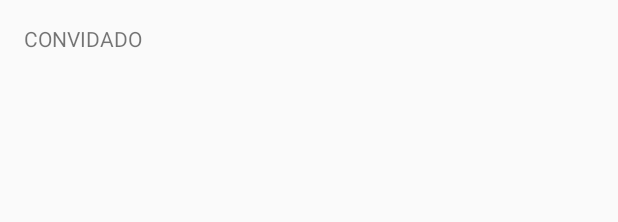
After one commit to AnselmoAlvesJunior/Convidados, an Android app: the layout row_guest.xml on its own in the app's theme, with its tools: preview values and no code run, on a phone screen of 412 x 824 dp. The commit adds this screen. Shown: the top 222 px of the screen. Run offline under Robolectric (Android 15) with nearby library versions, the phone set to English and light mode, and no system bars.

Commit message:
Listagem de usuarios com recyclerView

```diff
--- a/app/src/main/java/com/example/convidados/service/repository/GuestRepository.kt
+++ b/app/src/main/java/com/example/convidados/service/repository/GuestRepository.kt
@@ -157,7 +157,7 @@ class GuestRepository private constructor(context: Context){
             val db = mGuestDataBaseHelper.writableDatabase
             val insertValue = ContentValues()
             insertValue.put(DataBaseConstants.GUEST.COLUMNS.NAME, guest.name)
-            insertValue.put(DataBaseConstants.GUEST.COLUMNS.NAME, guest.presence)
+            insertValue.put(DataBaseConstants.GUEST.COLUMNS.PRESENCE, guest.presence)
 
             db.insert(DataBaseConstants.GUEST.TABLE_NAME, null, insertValue)
             true
@@ -172,7 +172,7 @@ class GuestRepository private constructor(context: Context){
             val db = mGuestDataBaseHelper.writableDatabase
             val insertValue = ContentValues()
             insertValue.put(DataBaseConstants.GUEST.COLUMNS.NAME, guest.name)
-            insertValue.put(DataBaseConstants.GUEST.COLUMNS.NAME, guest.presence)
+            insertValue.put(DataBaseConstants.GUEST.COLUMNS.PRESENCE, guest.presence)
 
             val selection=DataBaseConstants.GUEST.COLUMNS.ID + " = ?"
             val args= arrayOf(guest.id.toString())
--- a/app/src/main/java/com/example/convidados/view/AbsentFragment.kt
+++ b/app/src/main/java/com/example/convidados/view/AbsentFragment.kt
@@ -22,7 +22,7 @@ class AbsentFragment : Fragment() {
     ): View? {
         absentViewModel =
                 ViewModelProviders.of(this).get(AbsentViewModel::class.java)
-        val root = inflater.inflate(R.layout.fragment_slideshow, container, false)
+        val root = inflater.inflate(R.layout.fragment_absent, container, false)
         val textView: TextView = root.findViewById(R.id.text_slideshow)
         absentViewModel.text.observe(viewLifecycleOwner, Observer {
             textView.text = it
--- a/app/src/main/java/com/example/convidados/view/PresentFragment.kt
+++ b/app/src/main/java/com/example/convidados/view/PresentFragment.kt
@@ -22,7 +22,7 @@ class PresentFragment : Fragment() {
     ): View? {
         presentViewModel =
                 ViewModelProviders.of(this).get(PresentViewModel::class.java)
-        val root = inflater.inflate(R.layout.fragment_gallery, container, false)
+        val root = inflater.inflate(R.layout.fragment_present, container, false)
         val textView: TextView = root.findViewById(R.id.text_gallery)
         presentViewModel.text.observe(viewLifecycleOwner, Observer {
             textView.text = it
--- /dev/null
+++ b/app/src/main/res/layout/row_guest.xml
@@ -0,0 +1,16 @@
+<?xml version="1.0" encoding="utf-8"?>
+<LinearLayout
+    xmlns:android="http://schemas.android.com/apk/res/android"
+    android:layout_width="match_parent"
+    android:orientation="vertical"
+    android:layout_height="wrap_content">
+
+    <TextView
+        android:id="@+id/text_name"
+        android:layout_width="wrap_content"
+        android:layout_height="wrap_content"
+        android:padding="16dp"
+        android:textSize="14sp"
+        android:text="CONVIDADO"
+        />
+</LinearLayout>
--- a/app/src/main/res/navigation/mobile_navigation.xml
+++ b/app/src/main/res/navigation/mobile_navigation.xml
@@ -9,7 +9,7 @@
         android:id="@+id/nav_all"
         android:name="com.example.convidados.view.AllGuestsFragment"
         android:label="@string/menu_all_guests"
-        tools:layout="@layout/fragment_home">
+        tools:layout="@layout/fragment_all">
 
     </fragment>
 
@@ -17,11 +17,11 @@
         android:id="@+id/nav_presents"
         android:name="com.example.convidados.view.PresentFragment"
         android:label="@string/menu_presents"
-        tools:layout="@layout/fragment_gallery" />
+        tools:layout="@layout/fragment_present" />
 
     <fragment
         android:id="@+id/nav_absents"
         android:name="com.example.convidados.view.AbsentFragment"
         android:label="@string/menu_absents"
-        tools:layout="@layout/fragment_slideshow" />
+        tools:layout="@layout/fragment_absent" />
 </navigation>
```
Also changed, not shown: app/src/main/java/com/example/convidados/view/AllGuestsFragment.kt (+25 -9 lines), app/src/main/java/com/example/convidados/view/adapter/GuestAdapter.kt (added, +37 -0 lines), app/src/main/java/com/example/convidados/view/viewholder/GuestViewHolder.kt (added, +16 -0 lines), app/src/main/java/com/example/convidados/viewmodel/AllGuestsViewModel.kt (+12 -4 lines), app/src/main/res/layout/fragment_all.xml (renamed from app/src/main/res/layout/fragment_home.xml, +5 -9 lines), app/src/main/res/layout/fragment_absent.xml (renamed from app/src/main/res/layout/fragment_slideshow.xml), app/src/main/res/layout/fragment_present.xml (renamed from app/src/main/res/layout/fragment_gallery.xml).
